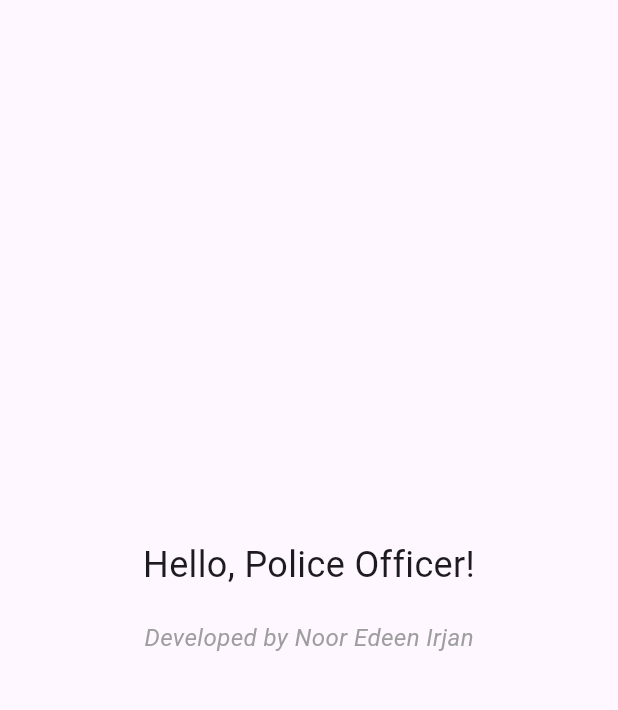
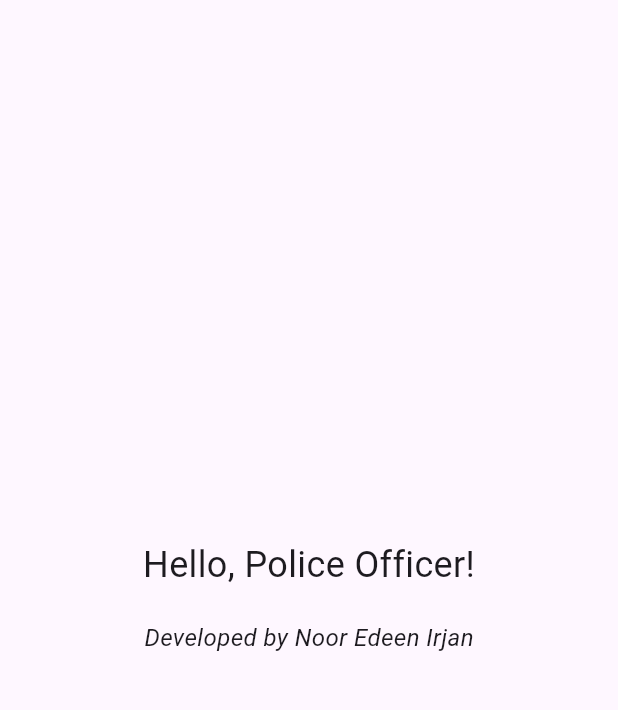
Before and after one commit to noonkhallaf/PoliceSmart, a Flutter app: the HomeScreen screen opened directly, on a phone screen of 412 x 824 dp, the part 63-773 px from its top. Run offline on Flutter 3.47's test engine with Material 3 defaults, Android fonts, the phone set to English and light mode, and no system bars.

Commit message:
Update main.dart

```diff
--- a/lib/main.dart
+++ b/lib/main.dart
@@ -1,6 +1,5 @@
 import 'package:flutter/material.dart';
-
-// تم تطوير هذا التطبيق بواسطة Noor Edeen Irjan
+import 'login_screen.dart';  // استدعاء صفحة تسجيل الدخول
 
 void main() {
   runApp(const MyApp());
@@ -17,11 +16,12 @@ class MyApp extends StatelessWidget {
       theme: ThemeData(
         primarySwatch: Colors.blue,
       ),
-      home: const HomeScreen(),
+      home: const LoginScreen(),  // يبدأ من شاشة تسجيل الدخول
     );
   }
 }
 
+// الصفحة الرئيسية بعد تسجيل الدخول
 class HomeScreen extends StatelessWidget {
   const HomeScreen({super.key});
 
@@ -42,11 +42,7 @@ class HomeScreen extends StatelessWidget {
             SizedBox(height: 20),
             Text(
               'Developed by Noor Edeen Irjan',
-              style: TextStyle(
-                fontSize: 16,
-                color: Colors.grey,
-                fontStyle: FontStyle.italic,
-              ),
+              style: TextStyle(fontSize: 16, fontStyle: FontStyle.italic),
             ),
           ],
         ),
```
